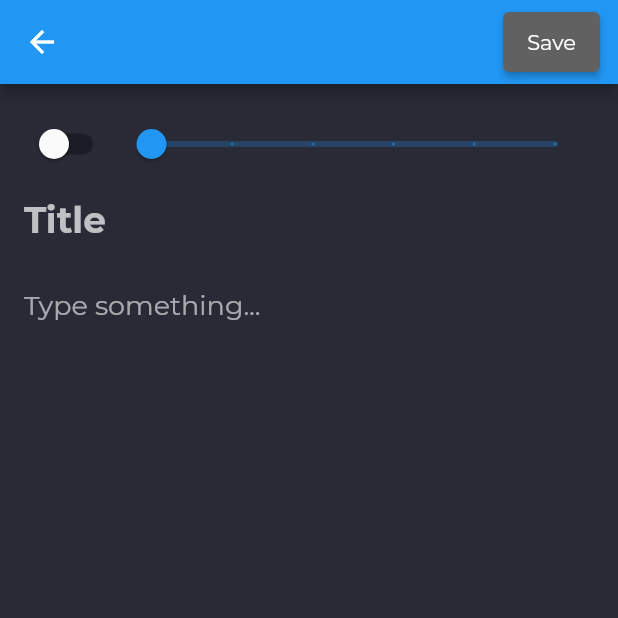
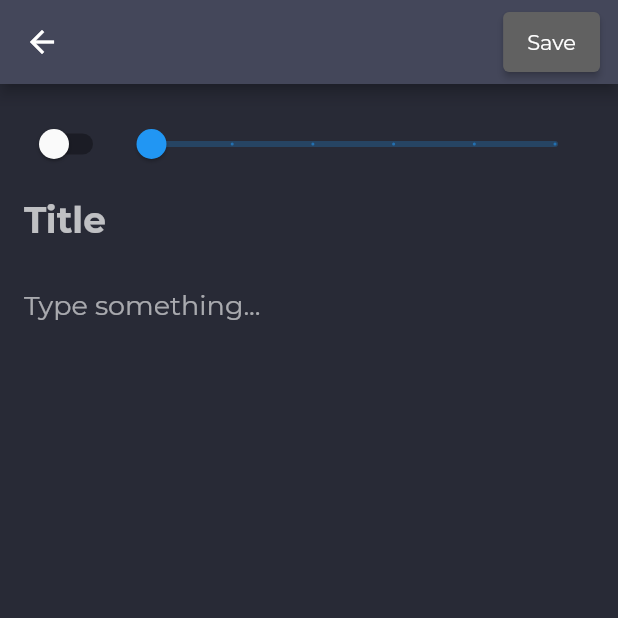
Before and after one commit to cnugroho11/simple_note, a Flutter app: the screen it shows after launch, after a tap on the "add" icon, on a phone screen of 412 x 824 dp, the top half of it. Run offline on Flutter 3.47's test engine with Material 2 defaults, Android fonts, the phone set to English and light mode, and no system bars; our stand-ins replace sqflite; accounts and stored records are empty.

Commit message:
preparing for release

```diff
--- a/lib/pages/edit_note_screen.dart
+++ b/lib/pages/edit_note_screen.dart
@@ -29,7 +29,7 @@ class _EditNoteScreenState extends State<EditNoteScreen> {
     isImportant = widget.note?.isImportant ?? false;
     number = widget.note?.number ?? 0;
     title = widget.note?.title ?? '';
-    description = widget.note?.title ?? '';
+    description = widget.note?.description ?? '';
   }
 
   @override
@@ -37,6 +37,7 @@ class _EditNoteScreenState extends State<EditNoteScreen> {
     return Scaffold(
       backgroundColor: background,
       appBar: AppBar(
+        backgroundColor: draculaGrey,
         actions: [buildButton()],
       ),
       body: Form(
--- a/lib/pages/home_screen.dart
+++ b/lib/pages/home_screen.dart
@@ -6,6 +6,7 @@ import 'package:simple_note/db/notes_database.dart';
 import 'package:simple_note/pages/edit_note_screen.dart';
 import 'package:simple_note/pages/note_detail_screen.dart';
 import 'package:simple_note/widgets/note_card_widget.dart';
+import 'package:simple_note/widgets/note_container_widget.dart';
 
 class HomeScreen extends StatefulWidget {
   const HomeScreen({Key? key}) : super(key: key);
@@ -15,11 +16,28 @@ class HomeScreen extends StatefulWidget {
 }
 
 class _HomeScreenState extends State<HomeScreen> {
+  ScrollController scrollController = ScrollController();
   late List<Note> notes;
   bool isLoading = false;
+  bool isFloating = true;
 
   @override
   void initState() {
+    scrollController.addListener(() {
+      if(scrollController.offset >= scrollController.position.maxScrollExtent
+        && !scrollController.position.outOfRange) {
+          setState(() {
+            isFloating = false;
+          });
+        }
+        if(scrollController.position.pixels <= (MediaQuery.of(context).size.height
+        - MediaQuery.of(context).padding.top)  * (3/4)
+        && !scrollController.position.outOfRange) {
+          setState(() {
+            isFloating = true;
+          });
+        }
+    });
     super.initState();
     refreshNotes();
   }
@@ -37,8 +55,12 @@ class _HomeScreenState extends State<HomeScreen> {
   }
 
   @override
-  Widget build(BuildContext context) => Scaffold(
+  Widget build(BuildContext context) {
+
+    return Scaffold(
+      backgroundColor: background,
       appBar: AppBar(
+        backgroundColor: draculaGrey,
         title: Text(
           'Notes',
           style: TextStyle(fontSize: 24),
@@ -55,20 +77,25 @@ class _HomeScreenState extends State<HomeScreen> {
         )
             : buildNotes(),
       ),
-    floatingActionButton: FloatingActionButton(
-      backgroundColor: Colors.black,
+      floatingActionButton: Visibility(
+        child: FloatingActionButton(
+          backgroundColor: draculaGrey,
           child: Icon(Icons.add),
           onPressed: () async {
             await Navigator.of(context).push(
               MaterialPageRoute(builder: (context) => EditNoteScreen()),
               );
-
               refreshNotes();
             },
           ),
+        visible: isFloating,
+      )
     );
+  }
 
-  Widget buildNotes() => StaggeredGridView.countBuilder(
+  Widget buildNotes() {
+    return StaggeredGridView.countBuilder(
+      controller: scrollController,
       padding: EdgeInsets.all(8),
       itemCount: notes.length,
       staggeredTileBuilder: (index) => StaggeredTile.fit(2),
@@ -86,8 +113,9 @@ class _HomeScreenState extends State<HomeScreen> {
 
             refreshNotes();
           },
-        child: NoteCardWidget(note: note, index: index),
+          child: NoteContainerWidget(note: note, index: index),
         );
       },
     );
   }
+}
--- a/lib/pages/note_detail_screen.dart
+++ b/lib/pages/note_detail_screen.dart
@@ -38,6 +38,7 @@ class _NoteDetailScreenState extends State<NoteDetailScreen> {
     return Scaffold(
       backgroundColor: background,
       appBar: AppBar(
+        backgroundColor: draculaGrey,
         actions: [editButton(), deleteButton()],
       ),
       body: isLoading ? Center(child: CircularProgressIndicator())
--- a/lib/widgets/note_form_widget.dart
+++ b/lib/widgets/note_form_widget.dart
@@ -49,7 +49,9 @@ class NoteFormWidget extends StatelessWidget {
             ),
             buildTitle(),
             SizedBox(height: 8,),
-            buildDescription(),
+            Container(
+              child: buildDescription(),
+            ),
             SizedBox(height: 16,)
           ],
         ),
@@ -75,9 +77,10 @@ class NoteFormWidget extends StatelessWidget {
         onChanged: onChangedTitle,
       );
 
-  Widget buildDescription() => TextFormField(
-        maxLines: 5,
+  Widget buildDescription() {
+    return TextFormField(
       initialValue: description,
+      maxLines: 9999,
       style: TextStyle(color: Colors.white60, fontSize: 18),
       decoration: InputDecoration(
         border: InputBorder.none,
@@ -90,3 +93,4 @@ class NoteFormWidget extends StatelessWidget {
       onChanged: onChangedDescription,
     );
   }
+}
```
Also changed, not shown: lib/widgets/note_container_widget.dart (added, +55 -0 lines). Lines whose indentation alone changed are shown as unchanged.
